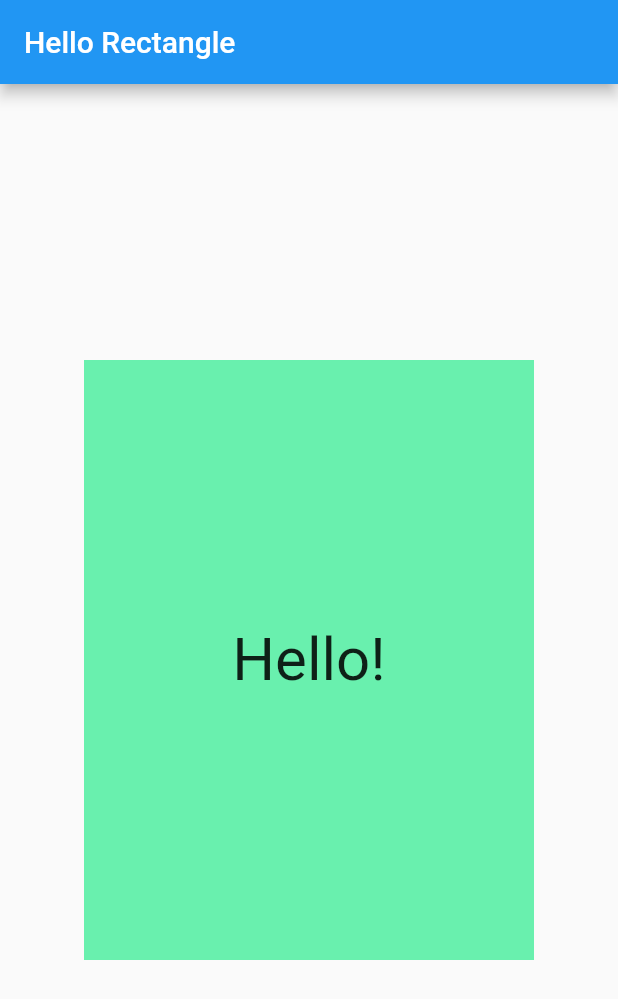
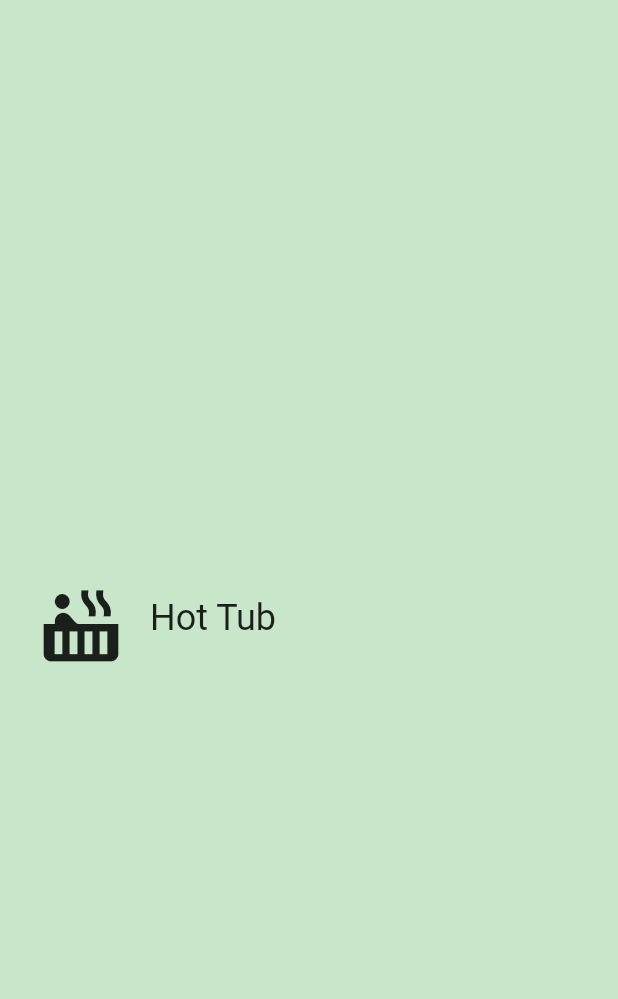
Before and after one commit to jasonctoms/FlutterSandbox, a Flutter app: the screen it shows after launch, on a phone screen of 412 x 824 dp. Shown: the top 999 px of the screen. Run offline on Flutter 3.47's test engine with Material 2 defaults, Android fonts, the phone set to English and light mode, and no system bars.

Commit message:
Task 2 of Udacity course
Custom category widget created.

```diff
--- /dev/null
+++ b/lib/category.dart
@@ -0,0 +1,90 @@
+// Copyright 2018 The Chromium Authors. All rights reserved.
+// Use of this source code is governed by a BSD-style license that can be
+// found in the LICENSE file.
+
+// To keep your imports tidy, follow the ordering guidelines at
+// https://www.dartlang.org/guides/language/effective-dart/style#ordering
+import 'package:flutter/material.dart';
+// @required is defined in the meta.dart package
+import 'package:meta/meta.dart';
+
+// We use an underscore to indicate that these variables are private.
+// See https://www.dartlang.org/guides/language/effective-dart/design#libraries
+final _rowHeight = 100.0;
+final _borderRadius = BorderRadius.circular(_rowHeight / 5);
+
+/// A custom [Category] widget.
+///
+/// The widget is composed on an [Icon] and [Text]. Tapping on the widget shows
+/// a colored [InkWell] animation.
+class Category extends StatelessWidget {
+  final String name;
+  final ColorSwatch color;
+  final IconData iconLocation;
+
+  /// Creates a [Category].
+  ///
+  /// A [Category] saves the name of the Category (e.g. 'Length'), its color for
+  /// the UI, and the icon that represents it (e.g. a ruler).
+  // While the @required checks for whether a named parameter is passed in,
+  // it doesn't check whether the object passed in is null. We check that
+  // in the assert statement.
+  const Category({
+    Key key,
+    @required this.name,
+    @required this.color,
+    @required this.iconLocation,
+  })  : assert(name != null),
+        assert(color != null),
+        assert(iconLocation != null),
+        super(key: key);
+
+  /// Builds a custom widget that shows [Category] information.
+  ///
+  /// This information includes the icon, name, and color for the [Category].
+  @override
+  // This `context` parameter describes the location of this widget in the
+  // widget tree. It can be used for obtaining Theme data from the nearest
+  // Theme ancestor in the tree. Below, we obtain the display1 text theme.
+  // See https://docs.flutter.io/flutter/material/Theme-class.html
+  Widget build(BuildContext context) {
+    return Material(
+      color: Colors.transparent,
+      child: Container(
+        height: _rowHeight,
+        child: InkWell(
+          borderRadius: _borderRadius,
+          highlightColor: color,
+          splashColor: color,
+          onTap: () => print('I was tapped!'),
+          child: Padding(
+            padding: EdgeInsets.all(8.0),
+            child: Row(
+              crossAxisAlignment: CrossAxisAlignment.stretch,
+              // There are two ways to denote a list: `[]` and `List()`.
+              // Prefer to use the literal syntax, i.e. `[]`, instead of `List()`.
+              // You can add the type argument if you'd like, i.e. <Widget>[].
+              // See https://www.dartlang.org/guides/language/effective-dart/usage#do-use-collection-literals-when-possible
+              children: [
+                Padding(
+                  padding: EdgeInsets.all(16.0),
+                  child: Icon(
+                    iconLocation,
+                    size: 60.0,
+                  ),
+                ),
+                Center(
+                  child: Text(
+                    name,
+                    textAlign: TextAlign.center,
+                    style: Theme.of(context).textTheme.headline,
+                  ),
+                ),
+              ],
+            ),
+          ),
+        ),
+      ),
+    );
+  }
+}
--- a/lib/main.dart
+++ b/lib/main.dart
@@ -2,36 +2,38 @@
 // Use of this source code is governed by a BSD-style license that can be
 // found in the LICENSE file.
 
+// You can read about packages here: https://flutter.io/using-packages/
 import 'package:flutter/material.dart';
 
+// You can use a relative import, i.e. `import 'category.dart;'` or
+// a package import, as shown below.
+// More details at http://dart-lang.github.io/linter/lints/avoid_relative_lib_imports.html
+import 'category.dart';
+
+const _categoryName = 'Hot Tub';
+const _categoryIcon = Icons.hot_tub;
+const _categoryColor = Colors.blueGrey;
+
+/// The function that is called when main.dart is run.
 void main() {
-  runApp(
-    MaterialApp(
-      debugShowCheckedModeBanner: false,
-      title: 'Hello Rectangle',
-      home: Scaffold(
-        appBar: AppBar(
-          title: Text('Hello Rectangle'),
-        ),
-        body: HelloRectangle(),
-      ),
-    ),
-  );
+  runApp(UnitConverterApp());
 }
 
-class HelloRectangle extends StatelessWidget {
+/// This widget is the root of our application.
+/// Currently, we just show one widget in our app.
+class UnitConverterApp extends StatelessWidget {
   @override
   Widget build(BuildContext context) {
-    return Center(
-      child: Container(
-        color: Colors.greenAccent,
-        height: 400.0,
-        width: 300.0,
-        child: Center(
-          child: Text(
-            'Hello!',
-            style: TextStyle(fontSize: 40.0),
-            textAlign: TextAlign.center,
+    return MaterialApp(
+      debugShowCheckedModeBanner: false,
+      title: 'Unit Converter',
+      home: Scaffold(
+        backgroundColor: Colors.green[100],
+        body: Center(
+          child: Category(
+            color: _categoryColor,
+            name: _categoryName,
+            iconLocation: _categoryIcon,
           ),
         ),
       ),
```
Also changed, not shown: 1 other file.
